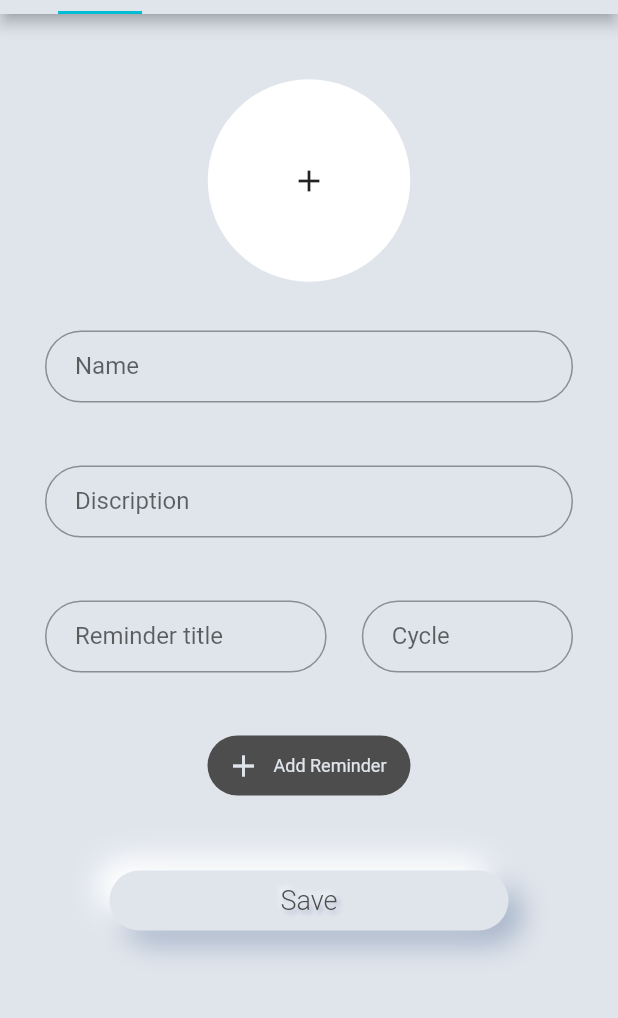
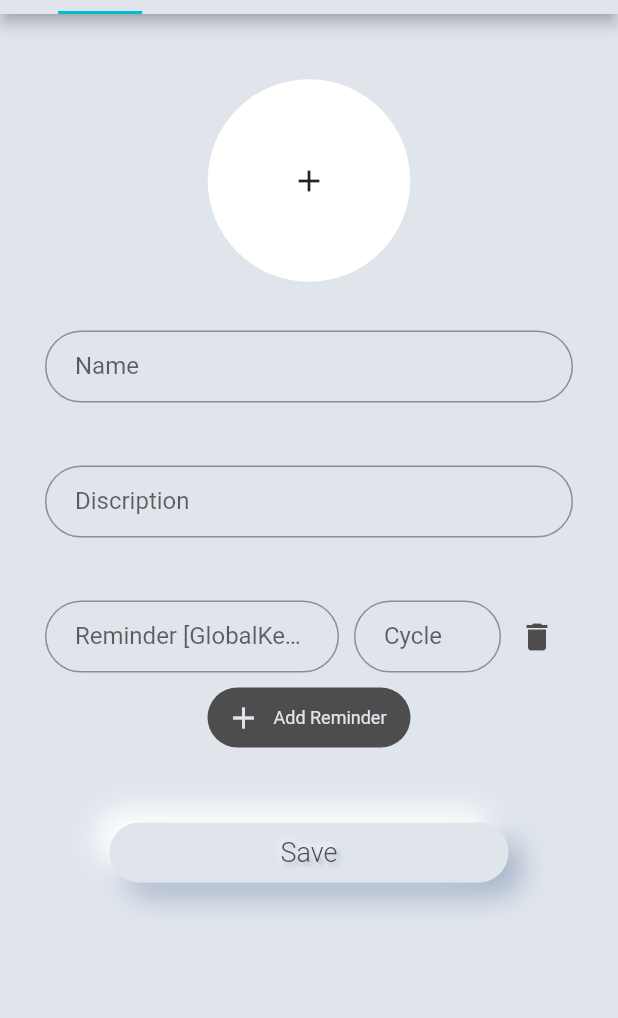
Before and after one commit to naunow/mizyali, a Flutter app: the screen it shows after launch, on a phone screen of 412 x 824 dp, the part 70-1088 px from its top. Run offline on Flutter 3.47's test engine with Material 2 defaults, Android fonts, the phone set to English and light mode, and no system bars; our stand-ins replace charts_flutter, flutter_calendar_carousel, flutter_svg, google_fonts, image_picker.

Commit message:
I used globalkeys to distinguish which reminder is deleted. Settings.dart is created.

```diff
--- a/lib/main.dart
+++ b/lib/main.dart
@@ -6,6 +6,7 @@ import 'package:mizyaliapp/configs/AppShadows.dart';
 import 'package:mizyaliapp/screens/calender/calender.dart';
 import 'package:mizyaliapp/screens/create/create.dart';
 import 'package:mizyaliapp/screens/home/home.dart';
+import 'package:mizyaliapp/screens/settings/settings.dart';
 
 void main() {
   debugPaintSizeEnabled = false;
@@ -117,6 +118,6 @@ List<Widget> _tabBarViews() {
     Create(),
     Home(),
     Calender(),
-    Calender(),
+    Settings(),
   ];
 }
--- a/lib/screens/create/create.dart
+++ b/lib/screens/create/create.dart
@@ -1,13 +1,13 @@
+import 'dart:math';
+
 import 'package:flutter/material.dart';
 import 'package:mizyaliapp/configs/AppColors.dart';
 import 'package:mizyaliapp/screens/create/widgets/input_field.dart';
-import 'package:mizyaliapp/screens/create/widgets/input_reminder_field.dart';
 import 'package:mizyaliapp/screens/create/widgets/large_button.dart';
-import 'package:mizyaliapp/screens/create/widgets/reminder_button.dart';
 import 'package:image_picker/image_picker.dart';
 import 'dart:io';
 
-import 'package:mizyaliapp/screens/home/widgets/plant_pic.dart';
+import 'package:mizyaliapp/widgets/circle_clipper.dart';
 
 class Create extends StatefulWidget {
   @override
@@ -18,6 +18,11 @@ class _CreateState extends State<Create> {
   var _formKey = GlobalKey<FormState>();
   File _image;
   final picker = ImagePicker();
+  List<Reminder> reminderList = [];
+
+  _CreateState(){
+    reminderList.add(Reminder(removeReminder: removeReminder,));
+  }
 
   Future _getImage() async{
     var image = await picker.getImage(source: ImageSource.gallery);
@@ -27,8 +32,28 @@ class _CreateState extends State<Create> {
     });
   }
 
+  void _addReminder(){
+    List<Reminder> list = [];
+    list.addAll(reminderList);
+    var index = reminderList.length;
+
+    list.add(Reminder(removeReminder: removeReminder,));
+
+    setState(() {
+      reminderList = list;
+    });
+  }
+
+  void removeReminder(GlobalKey index) {
+    setState(() {
+      reminderList.removeWhere((reminder) => reminder.index == index);
+    });
+  }
+
+
   @override
   Widget build(BuildContext context) {
+
     return Scaffold(
       body: SingleChildScrollView(
         scrollDirection: Axis.vertical,
@@ -56,10 +81,9 @@ class _CreateState extends State<Create> {
               InputField(
                 hintText: 'Discription',
               ),
-              InputReminderField(
-                hintText: 'Reminder title',
-              ),
-              ReminderButton(),
+//              Column(children: reminderList),
+              Column(children: reminderList),
+              _reminderButton(),
               SizedBox(height: 50,),
               LargeButton(
                 text: 'Save',
@@ -73,4 +97,102 @@ class _CreateState extends State<Create> {
       ),
     );
   }
+
+  _reminderButton() {
+    return Container(
+      height: 40,
+      child: FlatButton.icon(
+        onPressed: _addReminder,
+        icon: Icon(Icons.add, color: AppColors.grey,),
+        shape: RoundedRectangleBorder(
+          borderRadius: BorderRadius.circular(20.0),
+        ),
+        label: Text('Add Reminder', style: Theme
+            .of(context)
+            .textTheme
+            .headline3
+            .apply(color: AppColors.grey),),
+        color: AppColors.black,
+      ),
+    );
+  }
+
 }
+
+class Reminder extends StatefulWidget {
+  final GlobalKey index = GlobalKey();
+  final Function removeReminder;
+
+  Reminder({Key key, this.removeReminder}) : super(key: key);
+
+  @override
+  _ReminderState createState() => _ReminderState();
+}
+
+class _ReminderState extends State<Reminder> {
+
+  @override
+  Widget build(BuildContext context) {
+    return Padding(
+      padding: EdgeInsets.only(left: 30, right: 30, bottom: 10),
+      child: Row(
+        children: <Widget>[
+          Expanded(
+            flex: 2,
+            child: SizedBox(
+              child: TextFormField(
+                  autofocus: false,
+                  obscureText: false,
+                  keyboardType: TextInputType.text,
+                  decoration: InputDecoration(
+                    hintText: 'Reminder ${widget.index.toString()}',
+                    labelText: 'Reminder ${widget.index.toString()}',
+                    contentPadding: EdgeInsets.fromLTRB(20.0, 10.0, 20.0, 10.0),
+                    border:
+                    OutlineInputBorder(borderRadius: BorderRadius.circular(32.0)),
+                  ),
+                  validator: (value) => null,
+                  onSaved: (String value){},
+//                onSaved: (String value) {
+//                  _loginData.password = value;
+//                }
+              ),
+            ),
+          ),
+          SizedBox(width: 10,),
+          Expanded(
+            flex: 1,
+            child: SizedBox(
+              child: TextFormField(
+                  autofocus: false,
+                  obscureText: false,
+                  keyboardType: TextInputType.number,
+                  decoration: InputDecoration(
+                    hintText: 'every 5 days',
+                    labelText: 'Cycle',
+                    contentPadding: EdgeInsets.fromLTRB(20.0, 10.0, 20.0, 10.0),
+                    border:
+                    OutlineInputBorder(
+                        borderRadius: BorderRadius.circular(32.0)),
+                  ),
+                  validator: (value) => null,
+                  onSaved: (String value) {
+                    print(value);
+                  }
+              ),
+            ),
+          ),
+          IconButton(
+            onPressed: (){
+              setState(() {
+                widget.removeReminder(widget.index);
+              });
+            },
+            icon: Icon(Icons.delete,
+              color: AppColors.black,),
+          ),
+        ],
+      ),
+    );
+  }
+}
--- a/lib/screens/create/widgets/input_field.dart
+++ b/lib/screens/create/widgets/input_field.dart
@@ -13,6 +13,7 @@ class InputField extends StatefulWidget {
 class _InputFieldState extends State<InputField> {
   @override
   Widget build(BuildContext context) {
+    debugPrint('=======PRINT REQUIRED FIELD=======');
     return Padding(
       padding: const EdgeInsets.symmetric(horizontal: 30.0),
       child: SizedBox(
@@ -28,10 +29,10 @@ class _InputFieldState extends State<InputField> {
               border: OutlineInputBorder(borderRadius: BorderRadius.circular(32.0)),
             ),
             validator: (value) =>
-            value.isEmpty ? ('The ${this.widget.hintText} is required.') : null
-//                onSaved: (String value) {
-//                  _loginData.password = value;
-//                }
+            value.isEmpty ? ('The ${this.widget.hintText} is required.') : null,
+                onSaved: (String value) {
+                  debugPrint('=======PRINT REQUIRED FIELD [${this.widget.hintText}]=======：$value');
+                }
         ),
       ),
     );
--- a/lib/screens/create/widgets/input_reminder_field.dart
+++ /dev/null
@@ -1,72 +0,0 @@
-import 'package:flutter/material.dart';
-
-class InputReminderField extends StatefulWidget {
-  final String hintText;
-
-  const InputReminderField({Key key, this.hintText}) : super(key: key);
-
-  @override
-  _InputReminderFieldState createState() => _InputReminderFieldState();
-}
-
-class _InputReminderFieldState extends State<InputReminderField> {
-  @override
-  Widget build(BuildContext context) {
-    return Padding(
-      padding: const EdgeInsets.symmetric(horizontal: 30.0),
-      child: Row(
-        children: <Widget>[
-          Expanded(
-            flex: 8,
-            child: SizedBox(
-              height: 90,
-              child: TextFormField(
-                  autofocus: false,
-                  obscureText: false,
-                  keyboardType: TextInputType.text,
-                  decoration: InputDecoration(
-                    hintText: this.widget.hintText,
-                    labelText: this.widget.hintText,
-                    contentPadding: EdgeInsets.fromLTRB(20.0, 10.0, 20.0, 10.0),
-                    border:
-                    OutlineInputBorder(borderRadius: BorderRadius.circular(32.0)),
-                  ),
-                  validator: (value) => null
-//                onSaved: (String value) {
-//                  _loginData.password = value;
-//                }
-              ),
-            ),
-          ),
-          Expanded(
-            flex: 1,
-            child: SizedBox(),
-          ),
-          Expanded(
-            flex: 6,
-            child: SizedBox(
-              height: 90,
-              child: TextFormField(
-                  autofocus: false,
-                  obscureText: false,
-                  keyboardType: TextInputType.number,
-                  decoration: InputDecoration(
-                    hintText: 'every 5 days',
-                    labelText: 'Cycle',
-                    contentPadding: EdgeInsets.fromLTRB(20.0, 10.0, 20.0, 10.0),
-                    border:
-                    OutlineInputBorder(borderRadius: BorderRadius.circular(32.0)),
-                  ),
-                  validator: (value) => null
-//                onSaved: (String value) {
-//                  _loginData.password = value;
-//                }
-
-              ),
-            ),
-          ),
-        ],
-      ),
-    );
-  }
-}
--- a/lib/screens/create/widgets/reminder_button.dart
+++ /dev/null
@@ -1,23 +0,0 @@
-import 'package:flutter/material.dart';
-import 'package:mizyaliapp/configs/AppColors.dart';
-
-class ReminderButton extends StatelessWidget {
-  @override
-  Widget build(BuildContext context) {
-    return Container(
-      height: 40,
-      child: FlatButton.icon(onPressed: () {},
-        icon: Icon(Icons.add, color: AppColors.grey,),
-        shape: RoundedRectangleBorder(
-          borderRadius: BorderRadius.circular(20.0),
-        ),
-        label: Text('Add Reminder', style: Theme
-            .of(context)
-            .textTheme
-            .headline3
-            .apply(color: AppColors.grey),),
-        color: AppColors.black,
-      ),
-    );
-  }
-}
--- a/lib/screens/home/widgets/plant_pic.dart
+++ b/lib/screens/home/widgets/plant_pic.dart
@@ -1,5 +1,6 @@
 import 'package:flutter/material.dart';
 import 'package:mizyaliapp/configs/AppColors.dart';
+import 'package:mizyaliapp/widgets/circle_clipper.dart';
 
 
 class PlantPic extends StatelessWidget {
@@ -29,16 +30,3 @@ class PlantPic extends StatelessWidget {
     );
   }
 }
-
-class CircleClipper extends CustomClipper<Path> {
-  @override
-  Path getClip(Size size) {
-    return Path()
-    ..addOval(Rect.fromCircle(center: Offset(size.width / 2, size.height / 2),
-    radius: size.width * 0.45),);
-
-  }
-
-  @override
-  bool shouldReclip(CircleClipper oldClipper) => false;
-}
--- /dev/null
+++ b/lib/screens/settings/settings.dart
@@ -0,0 +1,8 @@
+import 'package:flutter/material.dart';
+
+class Settings extends StatelessWidget {
+  @override
+  Widget build(BuildContext context) {
+    return Scaffold();
+  }
+}
--- /dev/null
+++ b/lib/widgets/circle_clipper.dart
@@ -0,0 +1,14 @@
+import 'package:flutter/material.dart';
+
+class CircleClipper extends CustomClipper<Path> {
+  @override
+  Path getClip(Size size) {
+    return Path()
+      ..addOval(Rect.fromCircle(center: Offset(size.width / 2, size.height / 2),
+          radius: size.width * 0.45),);
+
+  }
+
+  @override
+  bool shouldReclip(CircleClipper oldClipper) => false;
+}
```
